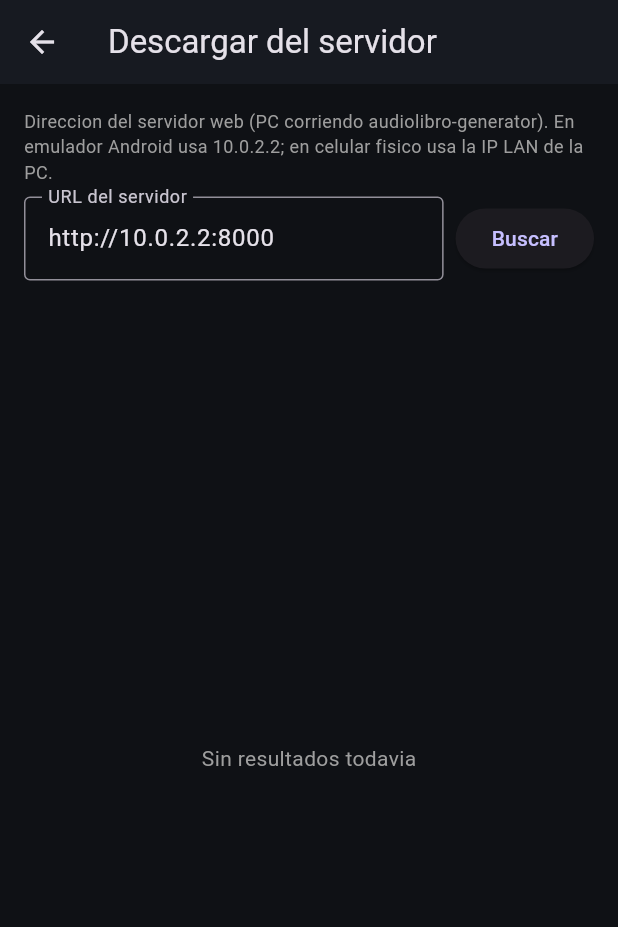
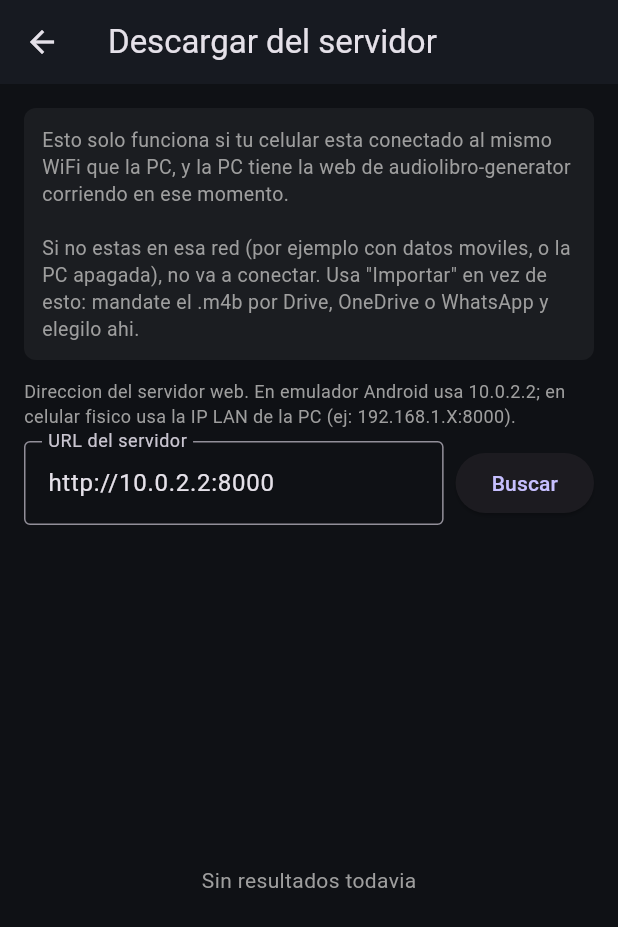
Before and after one commit to Bocampeon01/audiolibro-generator, a Flutter app: the screen it shows after launch, after a tap on "Servidor", on a phone screen of 412 x 824 dp. Shown: the top 927 px of the screen. Run offline on Flutter 3.47's test engine with Material 3 defaults, Android fonts, the phone set to English and light mode, and no system bars; our stand-ins replace file_picker, just_audio, shared_preferences; network calls fail.

Commit message:
Android: clarify that the Servidor button needs same-WiFi as the PC
The button was confusing without network context - it silently fails
off-WiFi. Add an explicit warning box on the server screen and a
tooltip on the button pointing at Importar as the always-works
alternative.

Co-Authored-By: Claude Sonnet 5 <noreply@anthropic.com>

```diff
--- a/android_app/lib/screens/library_screen.dart
+++ b/android_app/lib/screens/library_screen.dart
@@ -116,11 +116,15 @@ class _LibraryScreenState extends State<LibraryScreen> {
       floatingActionButton: Column(
         mainAxisAlignment: MainAxisAlignment.end,
         children: [
-          FloatingActionButton.extended(
-            heroTag: 'server',
-            onPressed: _openServerImport,
-            icon: const Icon(Icons.cloud_download),
-            label: const Text('Servidor'),
+          Tooltip(
+            message: 'Solo si el celular esta en el mismo WiFi que la PC.\n'
+                'Sin esa red, usa "Importar".',
+            child: FloatingActionButton.extended(
+              heroTag: 'server',
+              onPressed: _openServerImport,
+              icon: const Icon(Icons.cloud_download),
+              label: const Text('Servidor'),
+            ),
           ),
           const SizedBox(height: 12),
           FloatingActionButton.extended(
--- a/android_app/lib/screens/server_import_screen.dart
+++ b/android_app/lib/screens/server_import_screen.dart
@@ -82,9 +82,26 @@ class _ServerImportScreenState extends State<ServerImportScreen> {
         child: Column(
           crossAxisAlignment: CrossAxisAlignment.stretch,
           children: [
+            Container(
+              padding: const EdgeInsets.all(12),
+              decoration: BoxDecoration(
+                color: Colors.white.withValues(alpha: 0.05),
+                borderRadius: BorderRadius.circular(8),
+              ),
+              child: const Text(
+                'Esto solo funciona si tu celular esta conectado al mismo WiFi '
+                'que la PC, y la PC tiene la web de audiolibro-generator corriendo '
+                'en ese momento.\n\n'
+                'Si no estas en esa red (por ejemplo con datos moviles, o la PC '
+                'apagada), no va a conectar. Usa "Importar" en vez de esto: '
+                'mandate el .m4b por Drive, OneDrive o WhatsApp y elegilo ahi.',
+                style: TextStyle(color: Colors.grey, fontSize: 13, height: 1.4),
+              ),
+            ),
+            const SizedBox(height: 12),
             const Text(
-              'Direccion del servidor web (PC corriendo audiolibro-generator). '
-              'En emulador Android usa 10.0.2.2; en celular fisico usa la IP LAN de la PC.',
+              'Direccion del servidor web. En emulador Android usa 10.0.2.2; '
+              'en celular fisico usa la IP LAN de la PC (ej: 192.168.1.X:8000).',
               style: TextStyle(color: Colors.grey, fontSize: 12),
             ),
             const SizedBox(height: 8),
```
